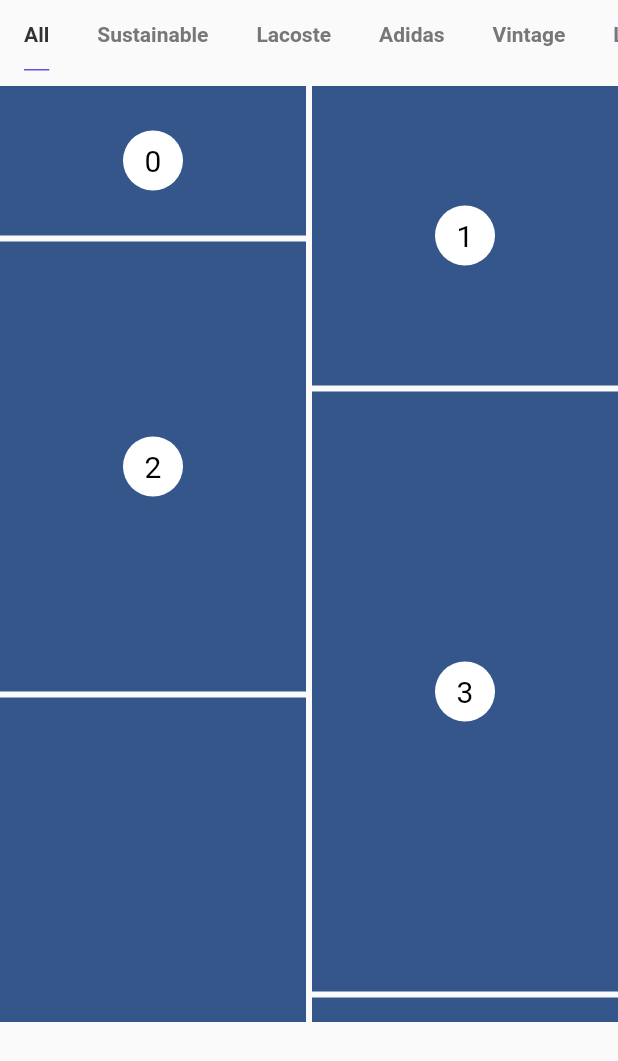
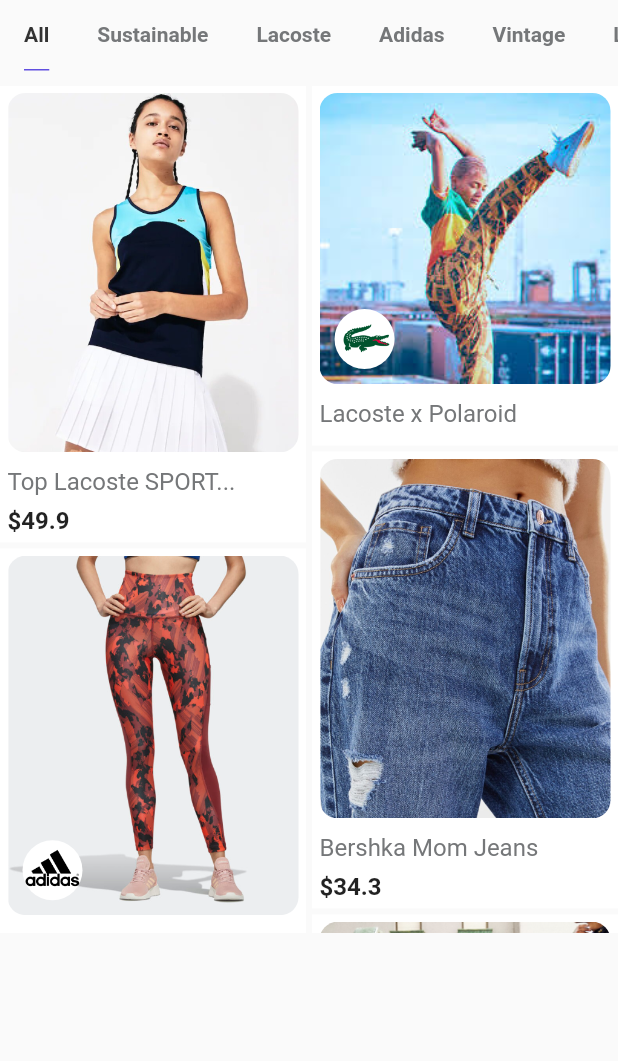
Before and after one commit to CamenRyder/Ecommerce_UI, a Flutter app: the BodyFeedPage widget shown alone on an empty page, opened directly with empty values, on a phone screen of 412 x 824 dp. Shown: the top 1061 px of the screen. Run offline on Flutter 3.47's test engine with Material 3 defaults, Android fonts, the phone set to English and light mode, and no system bars; our stand-ins replace cached_network_image, flutter_screenutil, flutter_spinkit, flutter_svg, get.

Commit message:
fix expanded

```diff
--- a/ecommerce_brand/lib/core/utils/theme/typograhpy.dart
+++ b/ecommerce_brand/lib/core/utils/theme/typograhpy.dart
@@ -17,6 +17,9 @@
   static const bodyNormal = TextStyle(
       fontSize: 14, fontWeight: FontWeight.w400, color: AppColors.textGrey);
 
+  static const bodyNormal16 = TextStyle(
+    fontSize: 16 , fontWeight: FontWeight.w400, color: AppColors.textGrey)  ;
+
 
   static const bodyNormal50per = TextStyle(
       fontSize: 14, fontWeight: FontWeight.w400, color: Color.fromARGB(255, 201, 201, 209));
@@ -31,7 +34,9 @@
   static const bodyBold = TextStyle(
     fontSize: 16,
     fontWeight: FontWeight.bold,
+
   );
+
    static const bodyBold50per = TextStyle(
     fontSize: 16,
     fontWeight: FontWeight.bold,
--- /dev/null
+++ b/ecommerce_brand/lib/domain/mock/mock_product.dart
@@ -0,0 +1,57 @@
+import 'package:ecommerce_brand/core/utils/theme/assets.gen.dart';
+import 'package:ecommerce_brand/domain/models/product_model.dart';
+
+class MockProduct {
+  static List<Product> listProductHomeFeed = [
+    Product(
+        name: "Top Lacoste SPORT...",
+        price: 49.9,
+        image: Assets.imagesMockImage01,
+        brandName: null),
+    Product(
+        name: "Lacoste x Polaroid",
+        price: null,
+        image: Assets.imagesMockImage02,
+        brandName: Assets.imagesAvtLacoste.image()),
+    Product(
+        name: "Bershka Mom Jeans",
+        price: 34.3,
+        image: Assets.imagesMockImage03,
+        brandName: null),
+    Product(
+        name: "Adidas Sport Tights",
+        price: 49,
+        image: Assets.imagesMockImage04,
+        brandName: Assets.imagesAvtAddidas.image()),
+    Product(
+        name: "Addidas Sport 2021",
+        price: 212.6,
+        image: Assets.imagesMockImage06,
+        brandName: Assets.imagesAvtAddidas.image()),
+    Product(
+        name: "Zara Cropped Top",
+        price: 20.1,
+        image: Assets.imagesMockImage05,
+        brandName: null),
+    Product(
+        name: "Bersha Monochrom...",
+        price: 59.2,
+        image: Assets.imagesMockImage08,
+        brandName: null),
+    Product(
+        name: "Lacoste Red Polar S...",
+        price: 149.9,
+        image: Assets.imagesMockImage07,
+        brandName: Assets.imagesAvtLacoste.image()),
+    Product(
+        name: "Levi's x Lego",
+        price: null,
+        image: Assets.imagesMockImage10,
+        brandName: Assets.imagesAvtLevi.image()),
+    Product(
+        name: "Adidas Printed Skirt",
+        price: 39,
+        image: Assets.imagesMockImage01,
+        brandName: Assets.imagesAvtAddidas.image()),
+  ];
+}
--- /dev/null
+++ b/ecommerce_brand/lib/domain/models/product_model.dart
@@ -0,0 +1,12 @@
+class Product {
+  String? name;
+  dynamic image;
+  double? price;
+  dynamic brandName;
+  Product({this.name, this.image, this.price, this.brandName});
+
+  @override
+  String toString() {
+    return "Name: $name, Price: $price , Brand: $brandName \n";
+  }
+}
--- a/ecommerce_brand/lib/screens/home/widgets/body_feed_page.dart
+++ b/ecommerce_brand/lib/screens/home/widgets/body_feed_page.dart
@@ -17,6 +17,10 @@
 
 class _BodyFeedPage extends State<BodyFeedPage> with TickerProviderStateMixin {
   late HomeScreenController _controller;
+  /*
+  final bodyHeight = MediaQuery.sizeOf(context).height - 85 - 10 - 105 ;
+      print("Max screen: $bodyHeight");
+  */
   @override
   void initState() {
     super.initState();
@@ -51,7 +55,8 @@
           //   child:
           // )
         SizedBox(
-          height: bodyHeight,
+          height: bodyHeight - 59 , // for mac :)
+          // height: bodyHeight  ,    // for android
           child:  TabBarView(
               physics: const NeverScrollableScrollPhysics(),
               controller: _controller.tabController.value,
@@ -69,27 +74,4 @@
       );
     });
   }
-
-  // List<Widget> tabViewHome() {
-  //   List<TabsEditsModel> items =  _controllerTabs.tabsElementModel.value ;
-  //   final itemsWasShow =
-  //       items.where((element) => element.isShow == true).toList();
-  //   print("Tabs view home: $itemsWasShow");
-  //   return itemsWasShow.map((e) {
-  //     if (e.index == 10) {
-  //       return GestureDetector(
-  //         onTap: () {
-  //           Get.toNamed(Routes.editTabs);
-  //         },
-  //         child: SizedBox(
-  //           height: 22,
-  //           width: 22,
-  //           child: Assets.iconsIcSetting
-  //               .svg(height: 18, width: 18, color: AppColors.textGrey),
-  //         ),
-  //       );
-  //     }
-  //     return Tab(text: e.name);
-  //   }).toList();
-  // }
 }
--- a/ecommerce_brand/lib/screens/home/widgets/list_view_feed_page.dart
+++ b/ecommerce_brand/lib/screens/home/widgets/list_view_feed_page.dart
@@ -1,3 +1,7 @@
+import 'package:ecommerce_brand/core/utils/theme/colors.dart';
+import 'package:ecommerce_brand/core/utils/theme/typograhpy.dart';
+// import 'package:ecommerce_brand/core/utils/widgets/indicatorCustom.dart';
+import 'package:ecommerce_brand/domain/mock/mock_product.dart';
 import 'package:flutter/material.dart';
 import 'package:flutter_staggered_grid_view/flutter_staggered_grid_view.dart';
 
@@ -11,65 +15,58 @@
 }
 
 class _ListFeedPage extends State<ListFeedPage> {
+  final list = MockProduct.listProductHomeFeed;
   @override
   Widget build(BuildContext context) {
-    return MasonryGridView.count(
-      crossAxisCount: 2,
-      mainAxisSpacing: 4,
-      crossAxisSpacing: 4,
-      itemBuilder: (context, index) {
-        return Tile(
-          index: index,
-          extent: (index % 5 + 1) * 100,
-        );
-      },
-    );
+    return MasonryGridView.builder(
+        shrinkWrap: false,
+        gridDelegate: const SliverSimpleGridDelegateWithFixedCrossAxisCount(
+            crossAxisCount: 2),
+        mainAxisSpacing: 4,
+        crossAxisSpacing: 4,
+        itemCount: list.length,
+        itemBuilder: (_, index) {
+          return Container(
+            color: AppColors.backgroundWhite,
+            padding: const EdgeInsets.all(5),
+            child: Column(
+              mainAxisAlignment: MainAxisAlignment.start,
+              crossAxisAlignment: CrossAxisAlignment.start,
+              children: [
+                Stack(
+                  alignment: Alignment.bottomLeft,
+                  children: [
+                    ClipRRect(
+                      borderRadius: BorderRadius.circular(12),
+                      child: list[index].image.image(),
+                    ),
+                    list[index].brandName != null
+                        ? Padding(
+                            padding: const EdgeInsets.all(10),
+                            child: CircleAvatar(
+                              backgroundColor: Colors.white,
+                              child: list[index].brandName,
+                            ),
+                          )
+                        : Container()
+                  ],
+                ),
+                Padding(
+                  padding: const EdgeInsets.only(top: 10, bottom: 7),
+                  child: Text(
+                    list[index].name ?? "Loading",
+                    style: AppTypography.bodyNormal16,
+                  ),
+                ),
+                list[index].price != null
+                    ? Text(
+                        "\$${list[index].price}",
+                        style: AppTypography.bodyBold,
+                      )
+                    : Container()
+              ],
+            ),
+          );
+        });
   }
 }
-
-class Tile extends StatelessWidget {
-  const Tile({
-    Key? key,
-    required this.index,
-    this.extent,
-    this.backgroundColor,
-    this.bottomSpace,
-  }) : super(key: key);
-
-  final int index;
-  final double? extent;
-  final double? bottomSpace;
-  final Color? backgroundColor;
-  final _defaultColor = const Color(0xFF34568B);
-
-  @override
-  Widget build(BuildContext context) {
-    final child = Container(
-      color: backgroundColor ?? _defaultColor,
-      height: extent,
-      child: Center(
-        child: CircleAvatar(
-          minRadius: 20,
-          maxRadius: 20,
-          backgroundColor: Colors.white,
-          foregroundColor: Colors.black,
-          child: Text('$index', style: const TextStyle(fontSize: 20)),
-        ),
-      ),
-    );
-
-    if (bottomSpace == null) {
-      return child;
-    }
-
-    return Column(
-      children: [
-        Expanded(child: child),
-        Container(
-          height: bottomSpace,
-          color: Colors.green,
-        )
-      ],
-    );
-  }
-}
--- a/ecommerce_brand/pubspec.yaml
+++ b/ecommerce_brand/pubspec.yaml
@@ -19,6 +19,7 @@
   #lib pack
   flutter_screenutil: ^5.9.0
   cupertino_icons: ^1.0.2
+  cached_network_image: ^3.3.1
   hidable: ^1.0.6
   flutter_staggered_grid_view: ^0.7.0
   flutter_spinkit: ^5.2.0
```
Also changed, not shown: ecommerce_brand/lib/core/utils/widgets/imageAssetsCustom.dart (added, +146 -0 lines), ecommerce_brand/lib/screens/home/screens/page/feed_page.dart (+49 -3 lines), ecommerce_brand/pubspec.lock, 7 other files.
